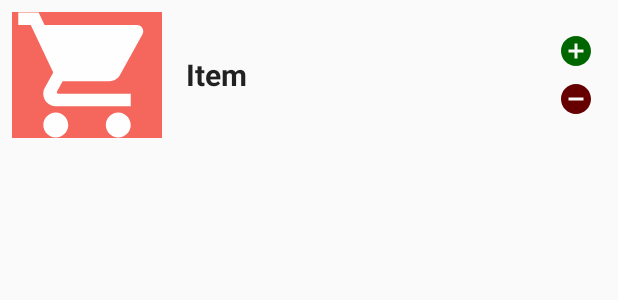
After one commit to handstandsam/ShoppingApp, an Android app: the layout view_recyclerview_cart_item_row.xml on its own in the app's theme, with its tools: preview values and no code run, on a phone screen of 412 x 824 dp. The commit adds this screen. Shown: the top 300 px of the screen. Run offline under Robolectric (Android 15) with nearby library versions, the phone set to English and light mode, and no system bars.

Commit message:
Updated Shopping Cart UI to show Images, Quantity and +/- (#15)
* Closing tag

* Added a stylized cart!

* Working cart!

* Got the cart with quantities working!!!

```diff
--- /dev/null
+++ b/app/src/main/res/drawable/ic_baseline_add_circle_24px.xml
@@ -0,0 +1,9 @@
+<vector xmlns:android="http://schemas.android.com/apk/res/android"
+    android:width="24dp"
+    android:height="24dp"
+    android:viewportWidth="24"
+    android:viewportHeight="24">
+  <path
+      android:fillColor="#006600"
+      android:pathData="M12,2C6.48,2 2,6.48 2,12s4.48,10 10,10 10,-4.48 10,-10S17.52,2 12,2zM17,13h-4v4h-2v-4L7,13v-2h4L11,7h2v4h4v2z"/>
+</vector>
--- /dev/null
+++ b/app/src/main/res/drawable/ic_baseline_remove_circle_24px.xml
@@ -0,0 +1,9 @@
+<vector xmlns:android="http://schemas.android.com/apk/res/android"
+    android:width="24dp"
+    android:height="24dp"
+    android:viewportWidth="24"
+    android:viewportHeight="24">
+  <path
+      android:fillColor="#660000"
+      android:pathData="M12,2C6.48,2 2,6.48 2,12s4.48,10 10,10 10,-4.48 10,-10S17.52,2 12,2zM17,13L7,13v-2h10v2z"/>
+</vector>
--- /dev/null
+++ b/app/src/main/res/layout/view_recyclerview_cart_item_row.xml
@@ -0,0 +1,51 @@
+<?xml version="1.0" encoding="utf-8"?>
+
+<RelativeLayout xmlns:android="http://schemas.android.com/apk/res/android"
+    xmlns:tools="http://schemas.android.com/tools"
+    android:layout_width="match_parent"
+    android:layout_height="100dp"
+    android:background="@drawable/selector"
+    android:orientation="horizontal"
+    android:padding="@dimen/one">
+
+    <android.support.v7.widget.AppCompatImageView
+        android:id="@+id/image"
+        android:layout_width="100dp"
+        android:layout_height="100dp"
+        android:layout_alignParentLeft="true"
+        android:alpha="@dimen/alpha"
+        android:background="@color/material_red"
+        android:scaleType="centerCrop"
+        tools:src="@drawable/ic_shopping_cart_white_24px" />
+
+    <TextView
+        android:id="@+id/text"
+        style="@style/CartItemRowTitle"
+        android:layout_width="wrap_content"
+        android:layout_height="wrap_content"
+        android:layout_toRightOf="@id/image"
+        tools:text="Item" />
+
+    <LinearLayout
+        android:id="@+id/add_remove_buttons"
+        android:layout_width="wrap_content"
+        android:layout_height="match_parent"
+        android:layout_alignParentEnd="true"
+        android:gravity="center_vertical"
+        android:orientation="vertical"
+        android:paddingRight="@dimen/one">
+
+        <android.support.v7.widget.AppCompatImageView
+            android:id="@+id/add_button"
+            android:layout_width="wrap_content"
+            android:layout_height="wrap_content"
+            android:src="@drawable/ic_baseline_add_circle_24px" />
+
+        <android.support.v7.widget.AppCompatImageView
+            android:id="@+id/remove_button"
+            android:layout_width="wrap_content"
+            android:layout_height="wrap_content"
+            android:layout_marginTop="@dimen/one"
+            android:src="@drawable/ic_baseline_remove_circle_24px" />
+    </LinearLayout>
+</RelativeLayout>
--- a/app/src/main/res/layout/view_recyclerview_item_row.xml
+++ b/app/src/main/res/layout/view_recyclerview_item_row.xml
@@ -18,5 +18,5 @@
     <TextView
         android:id="@+id/text"
         style="@style/ItemRowTitle"
-        tools:text="Item"></TextView>
+        tools:text="Item" />
 </RelativeLayout>
--- a/app/src/main/res/values/dimens.xml
+++ b/app/src/main/res/values/dimens.xml
@@ -7,6 +7,7 @@
     <dimen name="activity_padding">16dp</dimen>
     <dimen name="alpha">0.8</dimen>
 
+    <dimen name="item_in_cart_label">20sp</dimen>
     <dimen name="item_title">24sp</dimen>
     <dimen name="category_title">32sp</dimen>
     <dimen name="welcome_message">20sp</dimen>
--- a/app/src/main/res/values/styles.xml
+++ b/app/src/main/res/values/styles.xml
@@ -33,4 +33,17 @@
         <item name="android:layout_centerHorizontal">true</item>
     </style>
 
+
+    <style name="CartItemRowTitle" parent="TextAppearance.AppCompat">
+        <!-- Customize your theme here. -->
+        <item name="android:paddingLeft">@dimen/two</item>
+        <item name="android:paddingRight">@dimen/two</item>
+        <item name="android:layout_width">wrap_content</item>
+        <item name="android:layout_height">wrap_content</item>
+        <item name="android:layout_centerVertical">true</item>
+        <item name="android:textStyle">bold</item>
+        <item name="android:gravity">left</item>
+        <item name="android:textSize">@dimen/item_in_cart_label</item>
+    </style>
+
 </resources>
```
Also changed, not shown: app/src/main/java/com/handstandsam/shoppingapp/LoggedInActivity.kt (+5 -4 lines), app/src/main/java/com/handstandsam/shoppingapp/features/checkout/CartContentsMessage.kt (deleted, +0 -29 lines), app/src/main/java/com/handstandsam/shoppingapp/features/checkout/CheckoutActivity.kt (+17 -4 lines), app/src/main/java/com/handstandsam/shoppingapp/features/checkout/CheckoutItemRowViewHolder.kt (added, +58 -0 lines), app/src/main/java/com/handstandsam/shoppingapp/features/checkout/CheckoutRVAdapter.kt (added, +33 -0 lines), app/src/main/java/com/handstandsam/shoppingapp/repository/CheckoutCart.kt (+17 -9 lines), app/src/main/java/com/handstandsam/shoppingapp/repository/ItemWithQuantity.kt (added, +13 -0 lines), app/src/main/res/layout/activity_checkout.xml (+14 -11 lines).
